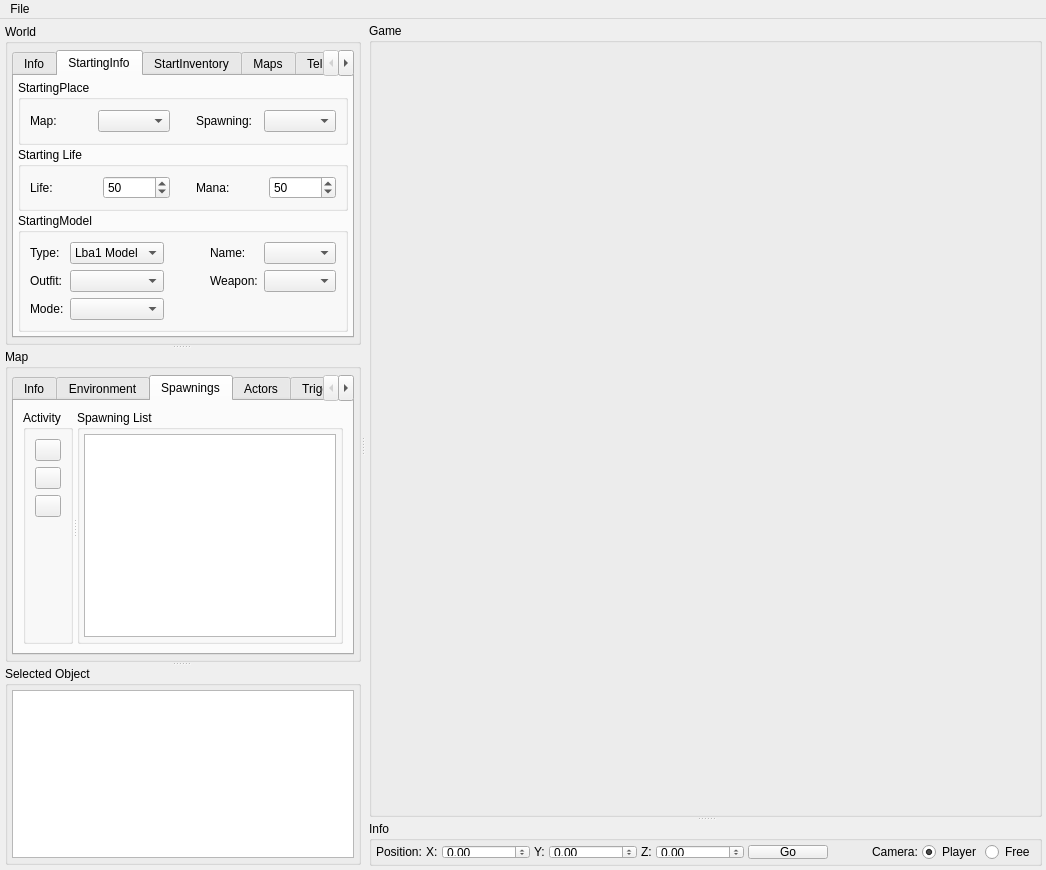
Qt form Editor/editor.ui (LBALab/lbanet) before a commit.
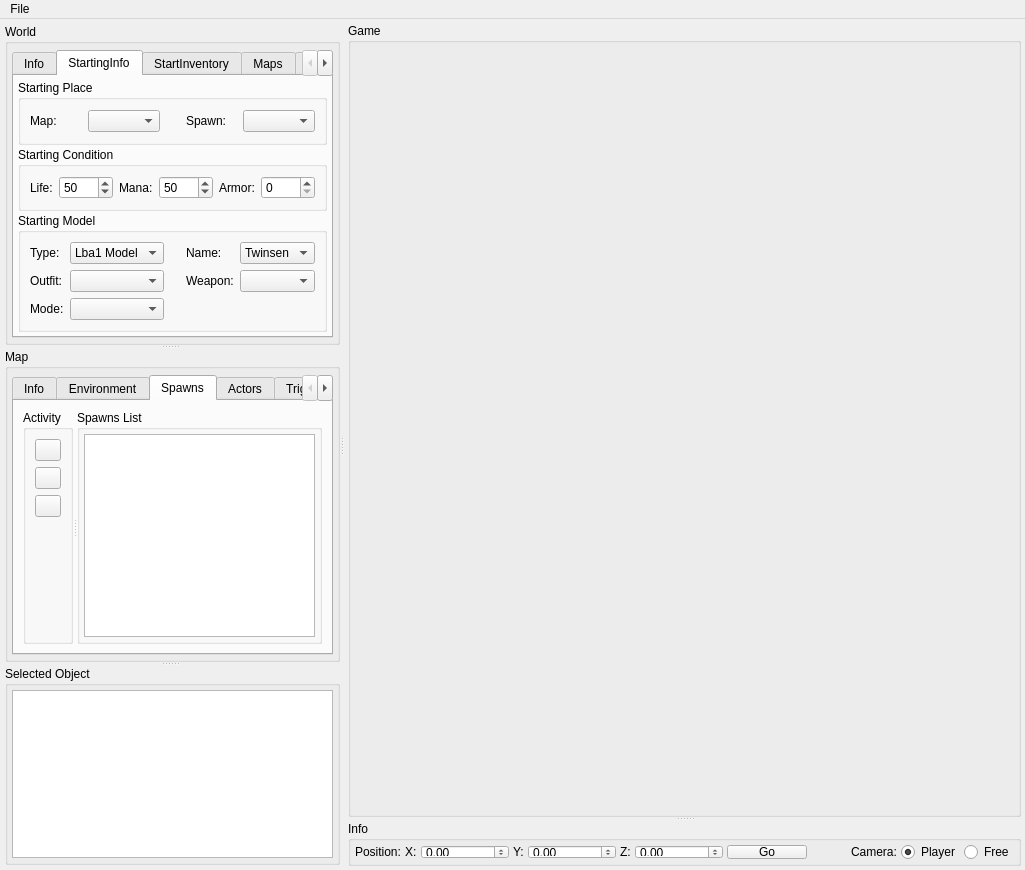
The same form after that commit. The open tabs and pages were chosen to show the change. Icons and pictures are not drawn.

Commit message: before release editor

```diff
--- a/Editor/editor.ui
+++ b/Editor/editor.ui
@@ -200,7 +200,7 @@
                    <item>
                     <widget class="QGroupBox" name="groupBox_startingplace">
                      <property name="title">
-                      <string>StartingPlace</string>
+                      <string>Starting Place</string>
                      </property>
                      <layout class="QGridLayout" name="gridLayout_3">
                       <item row="0" column="0">
@@ -216,7 +216,7 @@
                       <item row="0" column="3">
                        <widget class="QLabel" name="label_starting_spawning_t">
                         <property name="text">
-                         <string>Spawning:</string>
+                         <string>Spawn:</string>
                         </property>
                        </widget>
                       </item>
@@ -229,7 +229,7 @@
                          <enum>Qt::Horizontal</enum>
                         </property>
                         <property name="sizeType">
-                         <enum>QSizePolicy::Fixed</enum>
+                         <enum>QSizePolicy::Preferred</enum>
                         </property>
                         <property name="sizeHint" stdset="0">
                          <size>
@@ -245,7 +245,7 @@
                    <item>
                     <widget class="QGroupBox" name="groupBoxstartinglife">
                      <property name="title">
-                      <string>Starting Life</string>
+                      <string>Starting Condition</string>
                      </property>
                      <layout class="QGridLayout" name="gridLayout_4">
                       <item row="0" column="0">
@@ -294,7 +294,7 @@
                          <enum>Qt::Horizontal</enum>
                         </property>
                         <property name="sizeType">
-                         <enum>QSizePolicy::Fixed</enum>
+                         <enum>QSizePolicy::Preferred</enum>
                         </property>
                         <property name="sizeHint" stdset="0">
                          <size>
@@ -304,13 +304,43 @@
                         </property>
                        </spacer>
                       </item>
+                      <item row="0" column="6">
+                       <widget class="QLabel" name="lbaelstartin_armor">
+                        <property name="text">
+                         <string>Armor:</string>
+                        </property>
+                       </widget>
+                      </item>
+                      <item row="0" column="5">
+                       <spacer name="horizontalSpacer_6">
+                        <property name="orientation">
+                         <enum>Qt::Horizontal</enum>
+                        </property>
+                        <property name="sizeType">
+                         <enum>QSizePolicy::Preferred</enum>
+                        </property>
+                        <property name="sizeHint" stdset="0">
+                         <size>
+                          <width>20</width>
+                          <height>20</height>
+                         </size>
+                        </property>
+                       </spacer>
+                      </item>
+                      <item row="0" column="7">
+                       <widget class="QSpinBox" name="spinBox_startingarmor">
+                        <property name="maximum">
+                         <number>1000</number>
+                        </property>
+                       </widget>
+                      </item>
                      </layout>
                     </widget>
                    </item>
                    <item>
                     <widget class="QGroupBox" name="groupBoxstartinmodel">
                      <property name="title">
-                      <string>StartingModel</string>
+                      <string>Starting Model</string>
                      </property>
                      <layout class="QGridLayout" name="gridLayout_5">
                       <item row="0" column="0">
@@ -357,7 +387,13 @@
                        </widget>
                       </item>
                       <item row="0" column="4">
-                       <widget class="QComboBox" name="comboBox_modelname"/>
+                       <widget class="QComboBox" name="comboBox_modelname">
+                        <item>
+                         <property name="text">
+                          <string>Twinsen</string>
+                         </property>
+                        </item>
+                       </widget>
                       </item>
                       <item row="2" column="3">
                        <widget class="QLabel" name="label_ModelWeapon">
@@ -375,7 +411,7 @@
                          <enum>Qt::Horizontal</enum>
                         </property>
                         <property name="sizeType">
-                         <enum>QSizePolicy::MinimumExpanding</enum>
+                         <enum>QSizePolicy::Preferred</enum>
                         </property>
                         <property name="sizeHint" stdset="0">
                          <size>
@@ -1033,7 +1069,7 @@
                  </widget>
                  <widget class="QWidget" name="tab_spawnings">
                   <attribute name="title">
-                   <string>Spawnings</string>
+                   <string>Spawns</string>
                   </attribute>
                   <layout class="QHBoxLayout" name="horizontalLayout_10">
                    <item>
@@ -1138,7 +1174,7 @@
                      </widget>
                      <widget class="QGroupBox" name="groupBox_spawning_list">
                       <property name="title">
-                       <string>Spawning List</string>
+                       <string>Spawns List</string>
                       </property>
                       <layout class="QHBoxLayout" name="horizontalLayout_11">
                        <property name="margin">
```
Left out of the diff: 10 changed lines with no effect on the pictures. The commit also changes 7 other files.
